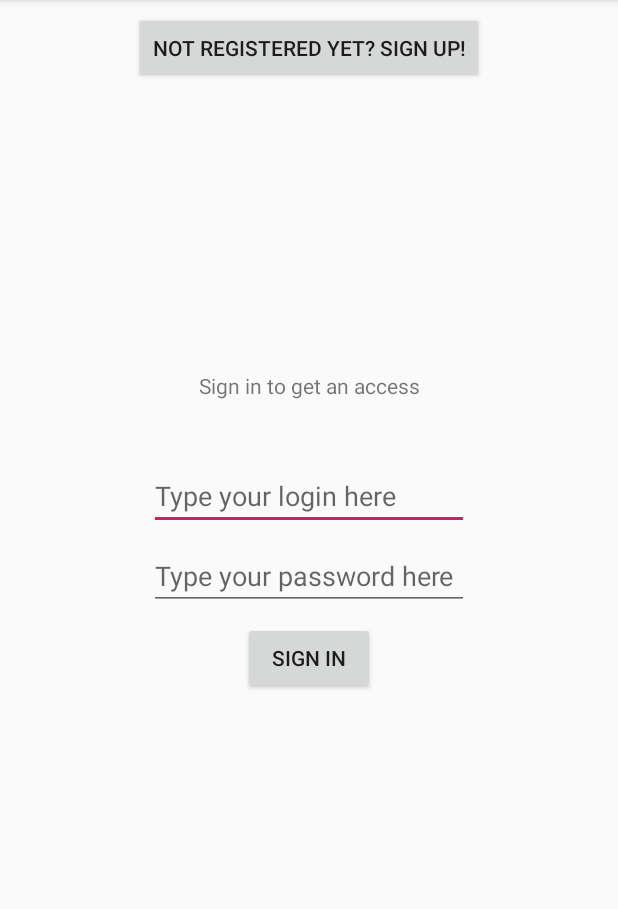
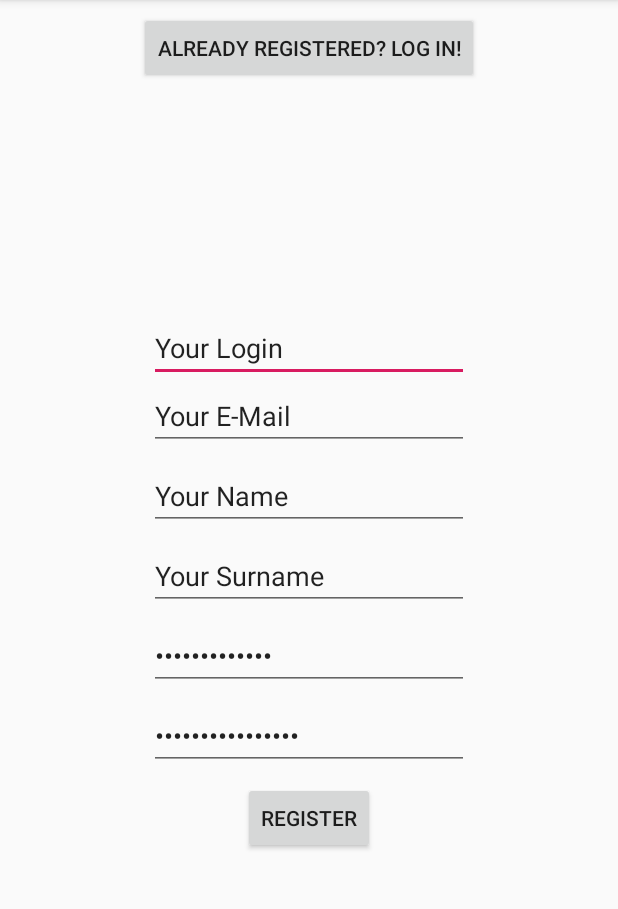
Before and after one commit to kinjalik/Device-Manager-for-Android, an Android app: the screen it shows after launch (AuthorisationActivity), on a phone screen of 412 x 824 dp, the part 84-993 px from its top. Run offline under Robolectric (Android 15) with nearby library versions, the phone set to English and light mode, and no system bars.

Commit message:
Checking of Credentials from sharedPrefs

```diff
--- a/app/build.gradle
+++ b/app/build.gradle
@@ -22,6 +22,11 @@ dependencies {
     implementation fileTree(dir: 'libs', include: ['*.jar'])
     implementation 'com.android.support:appcompat-v7:28.0.0'
     implementation 'com.android.support.constraint:constraint-layout:1.1.3'
+
+    implementation 'com.squareup.retrofit2:retrofit:2.5.0'
+    implementation 'com.squareup.retrofit2:converter-gson:2.3.0'
+    implementation 'com.squareup.okhttp3:logging-interceptor:3.8.0'
+
     testImplementation 'junit:junit:4.12'
     androidTestImplementation 'com.android.support.test:runner:1.0.2'
     androidTestImplementation 'com.android.support.test.espresso:espresso-core:3.0.2'
--- a/app/src/main/AndroidManifest.xml
+++ b/app/src/main/AndroidManifest.xml
@@ -25,5 +25,5 @@
         </activity>
         <activity android:name=".AuthorisationActivity"/>
     </application>
-
+    <uses-permission android:name="android.permission.INTERNET" />
 </manifest>
--- /dev/null
+++ b/app/src/main/java/com/example/devicemanagement/Authorisation.java
@@ -0,0 +1,96 @@
+package com.example.devicemanagement;
+
+import android.content.Context;
+import android.content.SharedPreferences;
+import android.util.Log;
+
+import java.io.IOException;
+
+import retrofit2.Call;
+import retrofit2.Response;
+
+class Authorisation {
+    private static String LOG_TAG = "AUTH";
+
+    // Singleton management START
+    private static Authorisation instance;
+
+    private static SharedPreferences mSettings;
+
+    static Authorisation getInstance(Context cntx) {
+        Log.i(LOG_TAG, "Authorisation instance called");
+        if (instance == null)
+            instance = new Authorisation(cntx);
+
+        return instance;
+    }
+
+    private Authorisation(Context cntx) {
+        mSettings = cntx.getSharedPreferences(APP_PREFERENCES, Context.MODE_PRIVATE);
+
+    }
+
+    // Singleton management END
+
+    private static final String APP_PREFERENCES = "settings";
+    private static final String APP_PREFERENCES_LOGIN = "login";
+    private static final String APP_PREFERENCES_PASSWORD = "password";
+
+    /*
+      if
+     */
+    public void authorise(String login, String passwd, final Callback<User> callback) {
+        mSettings.edit().putString(APP_PREFERENCES_LOGIN, login);
+        mSettings.edit().putString(APP_PREFERENCES_PASSWORD, passwd);
+        isAuthorised(new Callback<Boolean>() {
+            @Override
+            public void onResult(Boolean res) {
+                // ToDo: ПЕРВЫМ ДЕЛОМ Вынести получение пользователя в отдельную функцию из isAuthorised
+                // ToDo: ПЕРВЫМ ДЕЛОМ Реализовать проверку данных и, если они правильные, их сохранение
+            }
+        });
+    }
+
+    /*
+        if no credentials in SharedPref or wrong credentials in SharedPref: FALSE
+        else: TRUE
+     */
+    public void isAuthorised(final Callback<Boolean> callback) {
+        Log.i(LOG_TAG, "Authorisation check started");
+
+        // ToDo: Remove credentials from SharedPreferences if they are wrong
+        if (mSettings.contains(APP_PREFERENCES_LOGIN) && mSettings.contains(APP_PREFERENCES_PASSWORD)) {
+            Log.i(LOG_TAG, "Checking credentials in sharedPrefs");
+
+            final String login = mSettings.getString(APP_PREFERENCES_LOGIN, "");
+            final String passwd = mSettings.getString(APP_PREFERENCES_PASSWORD, "");
+
+
+            final boolean[] isSuccess = new boolean[1];
+
+            NetworkService.getInstance().getApi().getUserWithCreds(login, passwd).enqueue(new retrofit2.Callback<User>() {
+                @Override
+                public void onResponse(Call<User> call, Response<User> response) {
+                    User u = response.body();
+                    if (u != null)
+                        callback.onResult(u.isHasPermit());
+                    else
+                        callback.onResult(false);
+                }
+
+                @Override
+                public void onFailure(Call<User> call, Throwable t) {
+                    Log.e(LOG_TAG, t.getMessage(), t);
+                    callback.onResult(false);
+                }
+            });
+        } else {
+            Log.i(LOG_TAG, "No credentials in SharedPref.");
+            callback.onResult(false);
+        }
+    }
+
+    interface Callback<T> {
+        void onResult(T res);
+    }
+}
--- a/app/src/main/java/com/example/devicemanagement/AuthorisationActivity.java
+++ b/app/src/main/java/com/example/devicemanagement/AuthorisationActivity.java
@@ -3,10 +3,10 @@ package com.example.devicemanagement;
 import android.content.Context;
 import android.content.SharedPreferences;
 import android.os.Bundle;
-import android.os.PersistableBundle;
 import android.support.v7.app.AppCompatActivity;
 import android.view.View;
 import android.widget.Button;
+import android.widget.EditText;
 
 public class AuthorisationActivity extends AppCompatActivity {
 
@@ -16,8 +16,6 @@ public class AuthorisationActivity extends AppCompatActivity {
     private SharedPreferences mSettings;
 
     private boolean loginScreen;
-    private Button switchLogin;
-    private Button switchRegister;
 
     @Override
     public void onCreate(Bundle savedInstanceState) {
@@ -25,28 +23,38 @@ public class AuthorisationActivity extends AppCompatActivity {
 
         mSettings = getSharedPreferences(APP_PREFERENCES, Context.MODE_PRIVATE);
 
+        /*
+        If it is first start of app:
+        - Display registration screen
+        - Make record in sharedPreferences about first start
+        else
+        - Display login screen
+         */
         if (mSettings.contains(APP_PREFERENCES_INITED)) {
-            loginScreen = true;
+            loginScreen = false;
         } else {
             SharedPreferences.Editor editor = mSettings.edit();
+            loginScreen = true;
             editor.putBoolean(APP_PREFERENCES_INITED, true);
             editor.apply();
+        }
+        changeScreen();
+    }
+
+    // Login button logic
+    View.OnClickListener loginButtonListener = new View.OnClickListener() {
+        @Override
+        public void onClick(View v) {
+            EditText loginField = findViewById(R.id.s_login__form__login);
+            EditText passwdField = findViewById(R.id.s_login__form__password);
+            String login = loginField.getText().toString();
+            String passwd = passwdField.getText().toString();
 
 
-            loginScreen = false;
         }
+    };
 
-        changeScreen();
-
-
-    }
-
-    @Override
-    public void onBackPressed() {
-
-    }
-
-
+    // Switch screens: login <-> register
     View.OnClickListener changeScreenListener = new View.OnClickListener() {
         @Override
         public void onClick(View v) {
@@ -58,16 +66,29 @@ public class AuthorisationActivity extends AppCompatActivity {
         if (loginScreen) {
             setContentView(R.layout.register_screen);
 
-            switchRegister = findViewById(R.id.s_register__change_screen);
-            switchRegister.setOnClickListener(changeScreenListener);
+            Button switchToLogin = findViewById(R.id.s_register__change_screen);
+            switchToLogin.setOnClickListener(changeScreenListener);
+
+            // ToDo: Register button logic
         } else {
             setContentView(R.layout.login_screen);
 
-            switchLogin = findViewById(R.id.s_login__change_screen);
-            switchLogin.setOnClickListener(changeScreenListener);
+            Button switchToRegister = findViewById(R.id.s_login__change_screen);
+            switchToRegister.setOnClickListener(changeScreenListener);
+
+            Button loginBtn = findViewById(R.id.s_login__sign_in);
+            loginBtn.setOnClickListener(loginButtonListener);
+
         }
         loginScreen = !loginScreen;
     }
 
 
+    // Assisting code, not contains business-logic
+
+    // Blocks back btn, preventing exiting of login screen
+    @Override
+    public void onBackPressed() {
+
+    }
 }
--- a/app/src/main/java/com/example/devicemanagement/MainActivity.java
+++ b/app/src/main/java/com/example/devicemanagement/MainActivity.java
@@ -5,28 +5,38 @@ import android.content.Intent;
 import android.content.SharedPreferences;
 import android.support.v7.app.AppCompatActivity;
 import android.os.Bundle;
+import android.util.Log;
 import android.widget.Toast;
 
 public class MainActivity extends AppCompatActivity {
 
-    public static final String APP_PREFERENCES = "settings";
-    public static final String APP_PREFERENCES_LOGIN = "login";
-    public static final String APP_PREFERENCES_PASSWORD = "PASSWORD";
+    private String LOG_TAG = "MAIN_A";
 
     private SharedPreferences mSettings;
+    public static final String APP_PREFERENCES = "settings";
 
     @Override
     protected void onCreate(Bundle savedInstanceState) {
         super.onCreate(savedInstanceState);
 
-        mSettings = getSharedPreferences(APP_PREFERENCES, Context.MODE_PRIVATE);
+        Log.i(LOG_TAG, "Checking authorisation...");
+        Authorisation auth = Authorisation.getInstance(getApplicationContext());
 
-        if (mSettings.contains(APP_PREFERENCES_LOGIN) && mSettings.contains(APP_PREFERENCES_PASSWORD)) {
-            Toast.makeText(this, "\"You are logged in. Other functions not implemented.\"", Toast.LENGTH_SHORT).show();
-        } else {
-            Intent transition = new Intent(MainActivity.this, AuthorisationActivity.class);
-            startActivity(transition);
-        }
+        boolean isAuthed;
+        auth.isAuthorised(new Authorisation.Callback<Boolean>() {
+            @Override
+            public void onResult(Boolean res) {
+                    if (res) {
+                        Log.i(LOG_TAG, "User authorised"); // ToDo: Add to log next screen
+                        Toast.makeText(getApplicationContext(), "\"You are logged in. Other functions not implemented.\"", Toast.LENGTH_SHORT).show();
+                        // ToDo: Make transition to next screen
+                    } else {
+                        Log.i(LOG_TAG, "Verification failed, calling auth screen");
+                        Intent transition = new Intent(MainActivity.this, AuthorisationActivity.class);
+                        startActivity(transition);
+                    }
+            }
+        });
 
 
         setContentView(R.layout.bsod);
--- a/app/src/main/res/layout/login_screen.xml
+++ b/app/src/main/res/layout/login_screen.xml
@@ -22,26 +22,26 @@
         android:layout_height="wrap_content"
         android:layout_marginBottom="41dp"
         android:text="@string/s_login__welcome"
-        app:layout_constraintBottom_toTopOf="@+id/editText"
+        app:layout_constraintBottom_toTopOf="@+id/s_login__form__login"
         app:layout_constraintEnd_toEndOf="parent"
         app:layout_constraintHorizontal_bias="0.5"
         app:layout_constraintStart_toStartOf="parent" />
 
     <EditText
-        android:id="@+id/editText"
+        android:id="@+id/s_login__form__login"
         android:layout_width="wrap_content"
         android:layout_height="wrap_content"
         android:layout_marginBottom="8dp"
         android:ems="10"
         android:hint="@string/s_login__form__login"
         android:inputType="textPersonName"
-        app:layout_constraintBottom_toTopOf="@+id/editText2"
+        app:layout_constraintBottom_toTopOf="@+id/s_login__form__password"
         app:layout_constraintEnd_toEndOf="parent"
         app:layout_constraintHorizontal_bias="0.5"
         app:layout_constraintStart_toStartOf="parent" />
 
     <EditText
-        android:id="@+id/editText2"
+        android:id="@+id/s_login__form__password"
         android:layout_width="wrap_content"
         android:layout_height="wrap_content"
         android:ems="10"
@@ -54,7 +54,7 @@
         app:layout_constraintTop_toTopOf="parent" />
 
     <Button
-        android:id="@+id/button"
+        android:id="@+id/s_login__sign_in"
         android:layout_width="wrap_content"
         android:layout_height="wrap_content"
         android:layout_marginTop="8dp"
@@ -62,5 +62,5 @@
         app:layout_constraintEnd_toEndOf="parent"
         app:layout_constraintHorizontal_bias="0.5"
         app:layout_constraintStart_toStartOf="parent"
-        app:layout_constraintTop_toBottomOf="@+id/editText2" />
+        app:layout_constraintTop_toBottomOf="@+id/s_login__form__password" />
 </android.support.constraint.ConstraintLayout>
--- /dev/null
+++ b/app/src/main/res/xml/settings.xml
@@ -0,0 +1,6 @@
+<?xml version='1.0' encoding='utf-8' standalone='yes' ?>
+<map>
+    <boolean name="inited" value="true" />
+    <string name="login" value="kinjalik" />
+    <string name="password" value="123456789" />
+</map>
```
Also changed, not shown: app/src/main/java/com/example/devicemanagement/BackendApi.java (added, +17 -0 lines), app/src/main/java/com/example/devicemanagement/NetworkService.java (added, +53 -0 lines), app/src/main/java/com/example/devicemanagement/User.java (added, +58 -0 lines).
